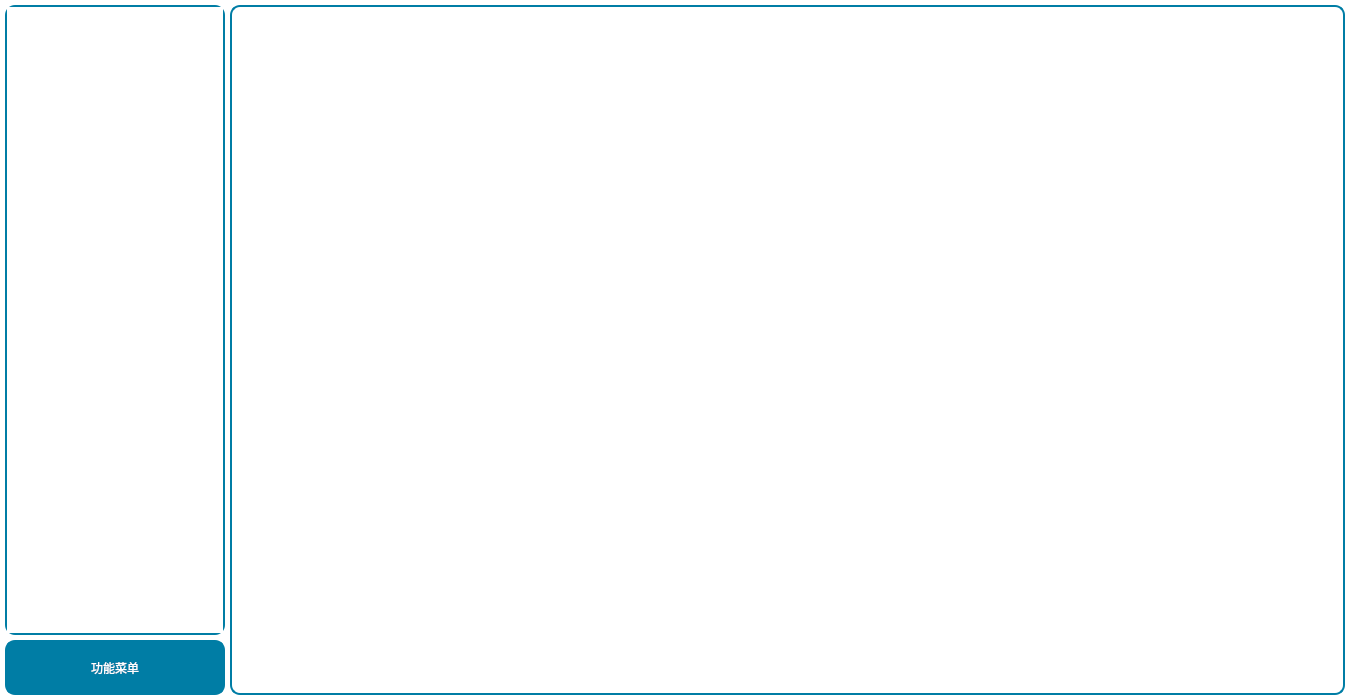
This is SS_GDE/ViewWidget/viewwidget.ui in Micheal1022/SS_GDE_Project as Qt 5 draws it before an edit. The edited form follows.
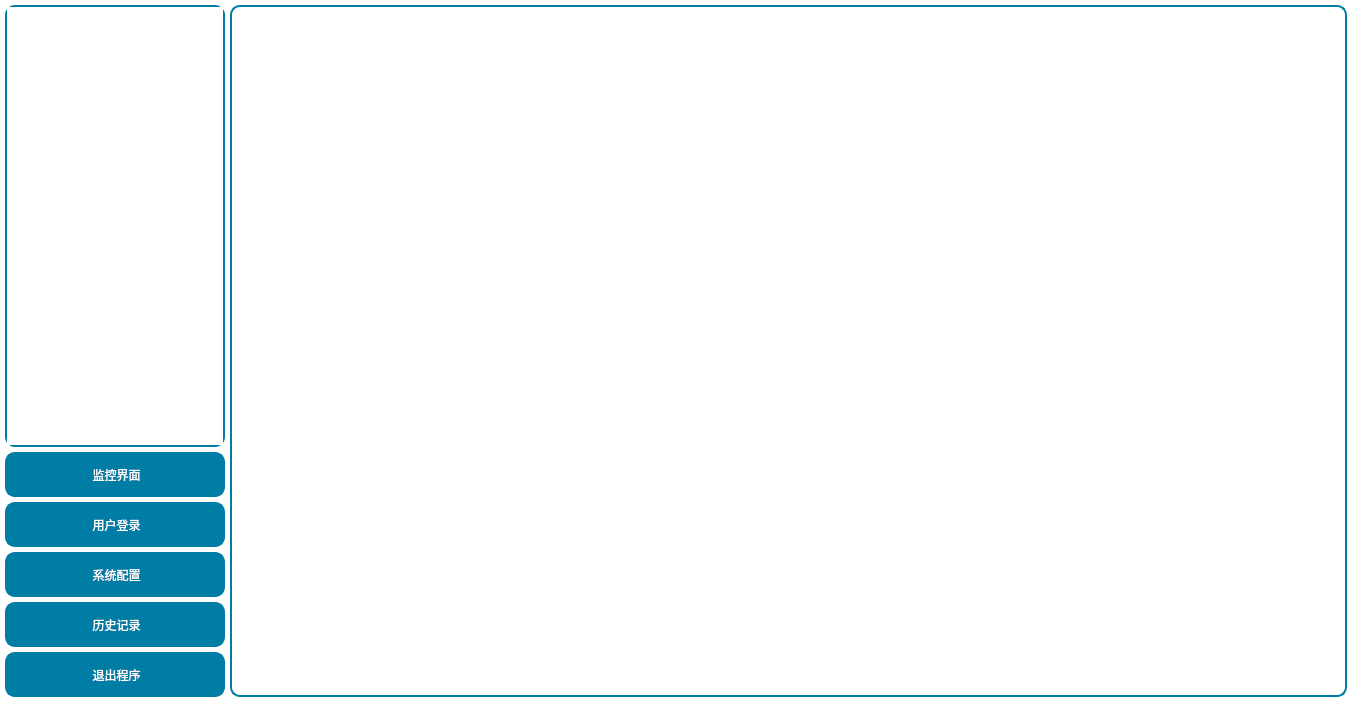
This is the edited form. Icons and pictures are not drawn.

Commit message: 1.调整按键形式 2.添加用户登录功能 3.添加返回主界面功能

The edit to the form file:
```diff
--- a/SS_GDE/ViewWidget/viewwidget.ui
+++ b/SS_GDE/ViewWidget/viewwidget.ui
@@ -2,12 +2,15 @@
 <ui version="4.0">
  <class>ViewWidget</class>
  <widget class="QWidget" name="ViewWidget">
+  <property name="enabled">
+   <bool>true</bool>
+  </property>
   <property name="geometry">
    <rect>
     <x>0</x>
     <y>0</y>
-    <width>1350</width>
-    <height>700</height>
+    <width>1352</width>
+    <height>702</height>
    </rect>
   </property>
   <property name="windowTitle">
@@ -19,12 +22,18 @@
 }
 
 QToolButton{
-font: 18pt &quot;楷体&quot;;
+font: 20pt &quot;楷体&quot;;
 color: rgb(255, 255, 255);
 border:2px solid  rgb(0, 125, 165);
 border-radius:10px;
 background-color: rgb(0, 125, 165);
 }
+QToolButton:disabled{
+font: 20pt &quot;楷体&quot;;
+color: rgb(255, 255, 255);
+border-color: rgb(180, 180, 180);
+background-color: rgb(180, 180, 180);
+}
 
 QTabWidget::pane { /* The tab widget frame */
 border-top: 2px solid  rgb(64, 87, 97);
@@ -105,7 +114,7 @@
        <property name="minimumSize">
         <size>
          <width>220</width>
-         <height>630</height>
+         <height>380</height>
         </size>
        </property>
        <property name="maximumSize">
@@ -120,6 +129,27 @@
 border:2px solid rgb(0,125,165);
 border-radius:10px;
 }
+QScrollBar:vertical{
+width:20px;
+background:rgb(0,0,0,0%);
+margin:0px,0px,0px,0px;
+padding-top:25px;   
+padding-bottom:25px;    
+}
+QScrollBar::handle:vertical{
+width:10px;
+background:rgb(0,0,0,25%);
+background:rgb(0,125,165,100%);
+border-radius:5px;
+min-height:20px;
+}
+QScrollBar::handle:vertical:hover{
+width:10px;
+background:rgb(0,125,165,80%);
+border-radius:5px;
+min-height:20;
+}
+
 QScrollBar:horizontal {
 height:20px;
 background:rgb(0,0,0,0%);
@@ -142,6 +172,9 @@
 
 </string>
        </property>
+       <property name="verticalScrollBarPolicy">
+        <enum>Qt::ScrollBarAsNeeded</enum>
+       </property>
        <property name="horizontalScrollBarPolicy">
         <enum>Qt::ScrollBarAsNeeded</enum>
        </property>
@@ -165,21 +198,168 @@
       </widget>
      </item>
      <item>
-      <widget class="QToolButton" name="menutBtn">
+      <widget class="QToolButton" name="tBtnMonitor">
+       <property name="enabled">
+        <bool>true</bool>
+       </property>
        <property name="minimumSize">
         <size>
          <width>220</width>
-         <height>55</height>
+         <height>45</height>
         </size>
        </property>
        <property name="maximumSize">
         <size>
          <width>220</width>
-         <height>55</height>
+         <height>45</height>
         </size>
        </property>
        <property name="text">
-        <string>功能菜单</string>
+        <string> 监控界面</string>
+       </property>
+       <property name="icon">
+        <iconset resource="../image.qrc">
+         <normaloff>:/Image/connect.png</normaloff>:/Image/connect.png</iconset>
+       </property>
+       <property name="iconSize">
+        <size>
+         <width>60</width>
+         <height>60</height>
+        </size>
+       </property>
+       <property name="toolButtonStyle">
+        <enum>Qt::ToolButtonTextBesideIcon</enum>
+       </property>
+      </widget>
+     </item>
+     <item>
+      <widget class="QToolButton" name="tBtnUserLogin">
+       <property name="minimumSize">
+        <size>
+         <width>220</width>
+         <height>45</height>
+        </size>
+       </property>
+       <property name="maximumSize">
+        <size>
+         <width>220</width>
+         <height>45</height>
+        </size>
+       </property>
+       <property name="text">
+        <string> 用户登录</string>
+       </property>
+       <property name="icon">
+        <iconset resource="../image.qrc">
+         <normaloff>:/Image/login.png</normaloff>:/Image/login.png</iconset>
+       </property>
+       <property name="iconSize">
+        <size>
+         <width>60</width>
+         <height>60</height>
+        </size>
+       </property>
+       <property name="toolButtonStyle">
+        <enum>Qt::ToolButtonTextBesideIcon</enum>
+       </property>
+      </widget>
+     </item>
+     <item>
+      <widget class="QToolButton" name="tBtnSysConf">
+       <property name="enabled">
+        <bool>true</bool>
+       </property>
+       <property name="minimumSize">
+        <size>
+         <width>220</width>
+         <height>45</height>
+        </size>
+       </property>
+       <property name="maximumSize">
+        <size>
+         <width>220</width>
+         <height>45</height>
+        </size>
+       </property>
+       <property name="text">
+        <string> 系统配置</string>
+       </property>
+       <property name="icon">
+        <iconset resource="../image.qrc">
+         <normaloff>:/Image/tools.png</normaloff>:/Image/tools.png</iconset>
+       </property>
+       <property name="iconSize">
+        <size>
+         <width>60</width>
+         <height>60</height>
+        </size>
+       </property>
+       <property name="toolButtonStyle">
+        <enum>Qt::ToolButtonTextBesideIcon</enum>
+       </property>
+      </widget>
+     </item>
+     <item>
+      <widget class="QToolButton" name="tBtnRecord">
+       <property name="enabled">
+        <bool>true</bool>
+       </property>
+       <property name="minimumSize">
+        <size>
+         <width>220</width>
+         <height>45</height>
+        </size>
+       </property>
+       <property name="maximumSize">
+        <size>
+         <width>220</width>
+         <height>45</height>
+        </size>
+       </property>
+       <property name="text">
+        <string> 历史记录</string>
+       </property>
+       <property name="icon">
+        <iconset resource="../image.qrc">
+         <normaloff>:/Image/dataSearch.png</normaloff>:/Image/dataSearch.png</iconset>
+       </property>
+       <property name="iconSize">
+        <size>
+         <width>60</width>
+         <height>60</height>
+        </size>
+       </property>
+       <property name="toolButtonStyle">
+        <enum>Qt::ToolButtonTextBesideIcon</enum>
+       </property>
+      </widget>
+     </item>
+     <item>
+      <widget class="QToolButton" name="tBtnQuitApp">
+       <property name="minimumSize">
+        <size>
+         <width>220</width>
+         <height>45</height>
+        </size>
+       </property>
+       <property name="maximumSize">
+        <size>
+         <width>220</width>
+         <height>45</height>
+        </size>
+       </property>
+       <property name="text">
+        <string> 退出程序</string>
+       </property>
+       <property name="icon">
+        <iconset resource="../image.qrc">
+         <normaloff>:/Image/quit.png</normaloff>:/Image/quit.png</iconset>
+       </property>
+       <property name="iconSize">
+        <size>
+         <width>60</width>
+         <height>60</height>
+        </size>
        </property>
        <property name="toolButtonStyle">
         <enum>Qt::ToolButtonTextBesideIcon</enum>
```
Left out of the diff: 6 changed lines with no effect on the pictures. The commit also changes 34 other files.
